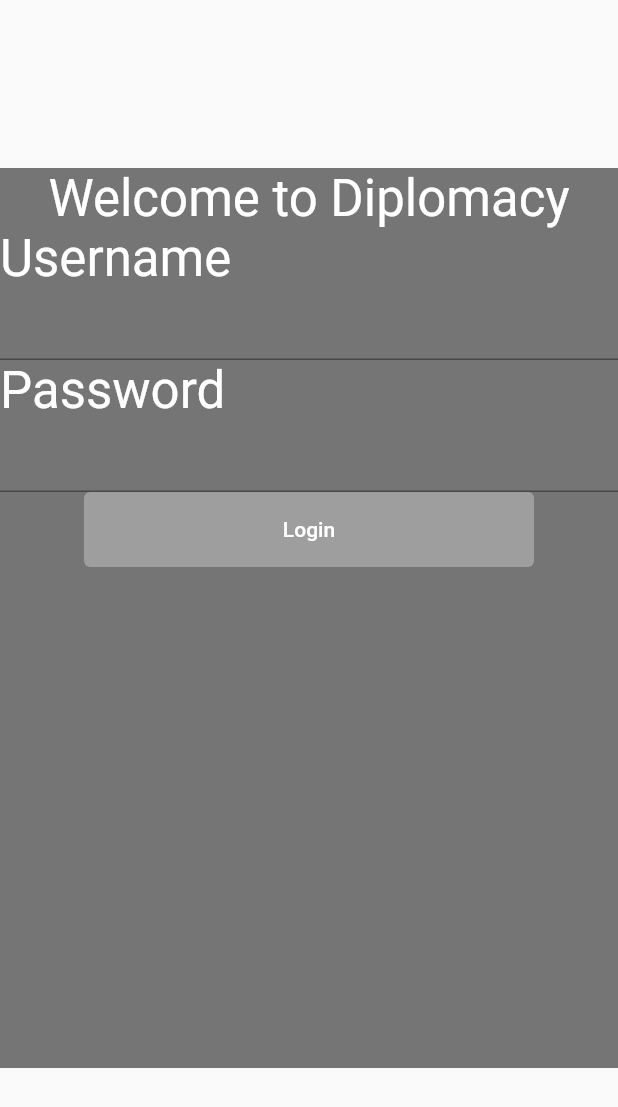
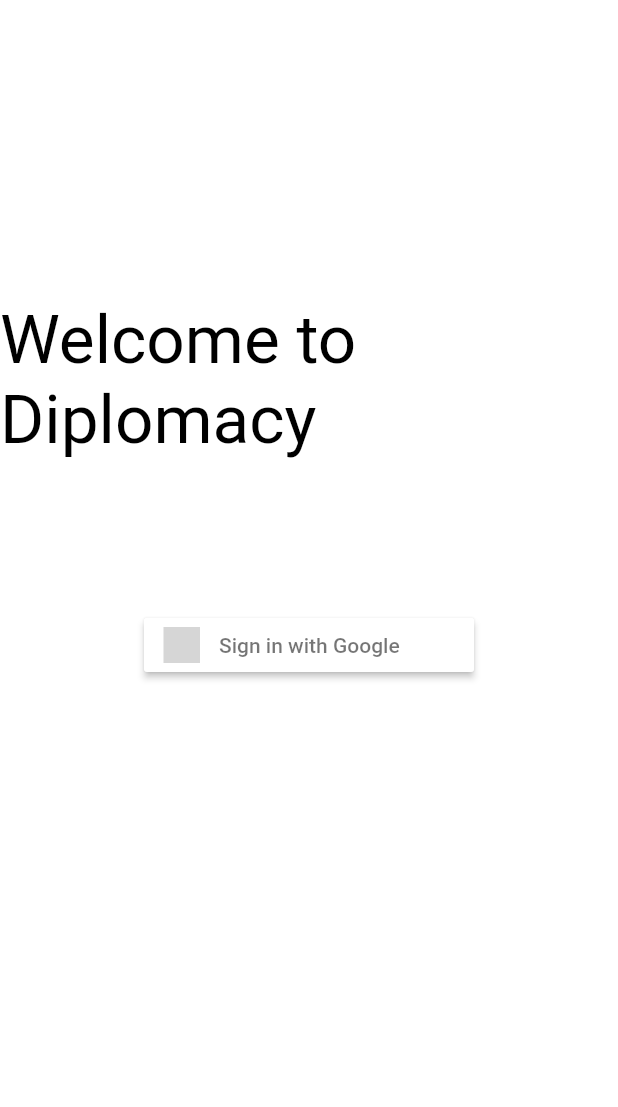
Before and after one commit to CPTR450-Diplomacy/frontend, a Flutter app: the screen it shows after launch, on a phone screen of 412 x 824 dp. Shown: the top 1107 px of the screen. Run offline on Flutter 3.47's test engine with Material 2 defaults, Android fonts, the phone set to English and light mode, and no system bars; our stand-ins replace firebase_auth, firebase_core, flutter_signin_button, google_sign_in; accounts and stored records are empty; grey boxes are pictures that could not be loaded.

Commit message:
Google sign in implemented

```diff
--- /dev/null
+++ b/lib/login/error_page.dart
@@ -0,0 +1,15 @@
+import 'package:flutter/material.dart';
+
+class ErrorPage extends StatelessWidget {
+  const ErrorPage({Key? key}) : super(key: key);
+  @override
+  Widget build(BuildContext context) {
+    return const MaterialApp(
+      home: Scaffold(
+        body: Center(
+          child: Text('Error!'),
+        ),
+      ),
+    );
+  }
+}
--- /dev/null
+++ b/lib/login/loading_page.dart
@@ -0,0 +1,15 @@
+import 'package:flutter/material.dart';
+
+class LoadingPage extends StatelessWidget {
+  const LoadingPage({Key? key}) : super(key: key);
+  @override
+  Widget build(BuildContext context) {
+    return const MaterialApp(
+      home: Scaffold(
+        body: Center(
+          child: Text('Loading...'),
+        ),
+      ),
+    );
+  }
+}
--- a/lib/login/login.dart
+++ b/lib/login/login.dart
@@ -1,90 +1,49 @@
 import 'package:flutter/material.dart';
-import 'package:provider/provider.dart';
-import 'package:frontend/login/models/login.dart';
+import 'package:frontend/login/login_container.dart';
+import 'package:frontend/login/error_page.dart';
+import 'package:frontend/login/loading_page.dart';
+import 'package:firebase_core/firebase_core.dart';
 
-class LoginStart extends StatelessWidget {
-  const LoginStart({Key? key}) : super(key: key);
+class Login extends StatefulWidget {
+  const Login({Key? key}) : super(key: key);
+
+  @override
+  State<Login> createState() => LoginStart();
+}
+
+class LoginStart extends State<Login> {
+  bool _initialized = false;
+  bool _error = false;
+
+  void initializeFlutterFire() async {
+    try {
+      await Firebase.initializeApp();
+      setState(() {
+        _initialized = true;
+      });
+    } catch (e) {
+      setState(() {
+        _error = true;
+      });
+    }
+  }
+
+  @override
+  void initState() {
+    initializeFlutterFire();
+    super.initState();
+  }
 
   @override
   Widget build(BuildContext context) {
-    return ChangeNotifierProvider(
-      create: (context) => LoginModel(),
-      child: const LoginContainer(),
-    );
+    if (_error) {
+      return const ErrorPage();
+    }
+
+    if (!_initialized) {
+      return const LoadingPage();
+    }
+
+    return LoginContainer();
   }
 }
-
-class LoginContainer extends StatelessWidget {
-  const LoginContainer({Key? key}) : super(key: key);
-
-  @override
-  Widget build(BuildContext context) {
-    var loginModel = context.watch<LoginModel>();
-
-    String username = '';
-    String password = '';
-
-    TextField usernameField = TextField(onChanged: (String value) async {
-      username = value;
-    });
-    TextField passwordField = TextField(onChanged: (String value) async {
-      password = value;
-    });
-
-    return Scaffold(
-        body: Center(
-            child: Container(
-                child: Column(children: [
-                  // Welcome text
-                  Text('Welcome to Diplomacy',
-                      style: Theme.of(context)
-                          .textTheme
-                          .headline4!
-                          .copyWith(color: Colors.white)),
-                  // Username text
-                  Align(
-                      alignment: Alignment.centerLeft,
-                      child: Text('Username',
-                          style: Theme.of(context)
-                              .textTheme
-                              .headline4!
-                              .copyWith(color: Colors.white))),
-                  // Username field
-                  Align(
-                    alignment: Alignment.center,
-                    child: usernameField,
-                  ),
-                  // Password text
-                  Align(
-                      alignment: Alignment.centerLeft,
-                      child: Text('Password',
-                          style: Theme.of(context)
-                              .textTheme
-                              .headline4!
-                              .copyWith(color: Colors.white))),
-                  // Password field
-                  Align(
-                    alignment: Alignment.center,
-                    child: passwordField,
-                  ),
-                  // Login button
-                  TextButton(
-                    style: ButtonStyle(
-                        foregroundColor:
-                            MaterialStateProperty.all<Color>(Colors.white),
-                        backgroundColor:
-                            MaterialStateProperty.all<Color>(Colors.grey),
-                        fixedSize: MaterialStateProperty.all<Size>(
-                            const Size(300, 50))),
-                    onPressed: () {
-                      loginModel.setUsername = username;
-                      loginModel.setPassword = password;
-                    },
-                    child: const Text('Login'),
-                  )
-                ]),
-                color: Colors.grey[600],
-                width: 500.0,
-                height: 600.0)));
-  }
-}
--- /dev/null
+++ b/lib/login/login_container.dart
@@ -0,0 +1,33 @@
+import 'package:flutter/material.dart';
+import 'package:flutter_signin_button/flutter_signin_button.dart';
+import 'package:frontend/login/models/auth.dart';
+
+class LoginContainer extends StatelessWidget {
+  LoginContainer({Key? key}) : super(key: key);
+  final Auth _auth = Auth();
+
+  @override
+  Widget build(BuildContext context) {
+    return Column(children: [
+      Container(
+          margin: const EdgeInsets.only(top: 200),
+          child: Text('Welcome to Diplomacy',
+              style: Theme.of(context)
+                  .textTheme
+                  .headline3!
+                  .copyWith(color: Colors.black))),
+      Container(
+          margin: const EdgeInsets.only(top: 100),
+          child: SignInButton(Buttons.Google, text: "Sign in with Google",
+              onPressed: () async {
+            try {
+              // GoogleAuthProvider provider = GoogleAuthProvider();
+              await _auth.signInWithGoogle();
+              await _auth.verifyWithServer();
+            } catch (e) {
+              print(e.toString());
+            }
+          }))
+    ]);
+  }
+}
--- a/lib/login/models/login.dart
+++ /dev/null
@@ -1,18 +0,0 @@
-import 'package:flutter/foundation.dart';
-
-class LoginModel extends ChangeNotifier {
-  String username = '';
-  String password = '';
-
-  set setUsername(String username) {
-    this.username = username;
-  }
-
-  set setPassword(String password) {
-    this.password = password;
-  }
-
-  void notify() {
-    notifyListeners();
-  }
-}
--- a/lib/main.dart
+++ b/lib/main.dart
@@ -64,7 +64,7 @@ class _MyHomePageState extends State<MyHomePage> {
 
   @override
   Widget build(BuildContext context) {
-    return const LoginStart();
+    return const Login();
     // This method is rerun every time setState is called, for instance as done
     // by the _incrementCounter method above.
     //
--- a/pubspec.yaml
+++ b/pubspec.yaml
@@ -35,6 +35,11 @@ dependencies:
   # Use with the CupertinoIcons class for iOS style icons.
   cupertino_icons: ^1.0.2
   provider: ^6.0.1
+  flutter_signin_button: ^2.0.0
+  firebase_auth: ^3.1.5
+  firebase_core: ^1.8.0
+  google_sign_in: ^5.0.0
+  http: ^0.13.4
 
 dev_dependencies:
   flutter_test:
```
Also changed, not shown: lib/login/models/auth.dart (added, +51 -0 lines), pubspec.lock, 2 other files.
